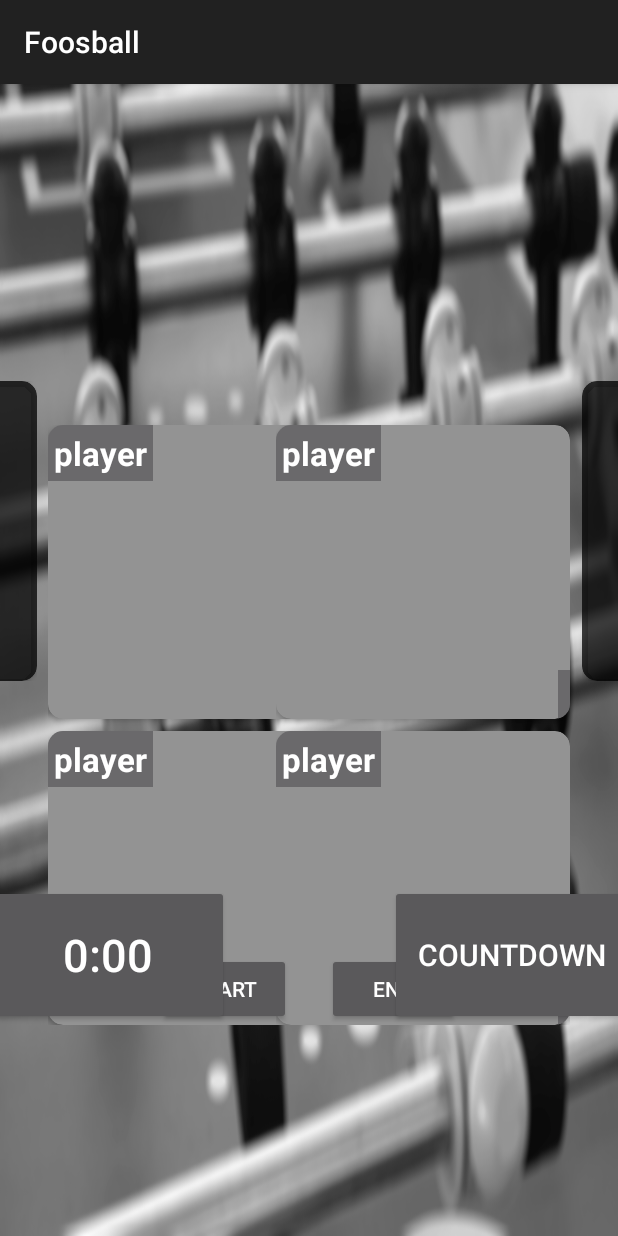
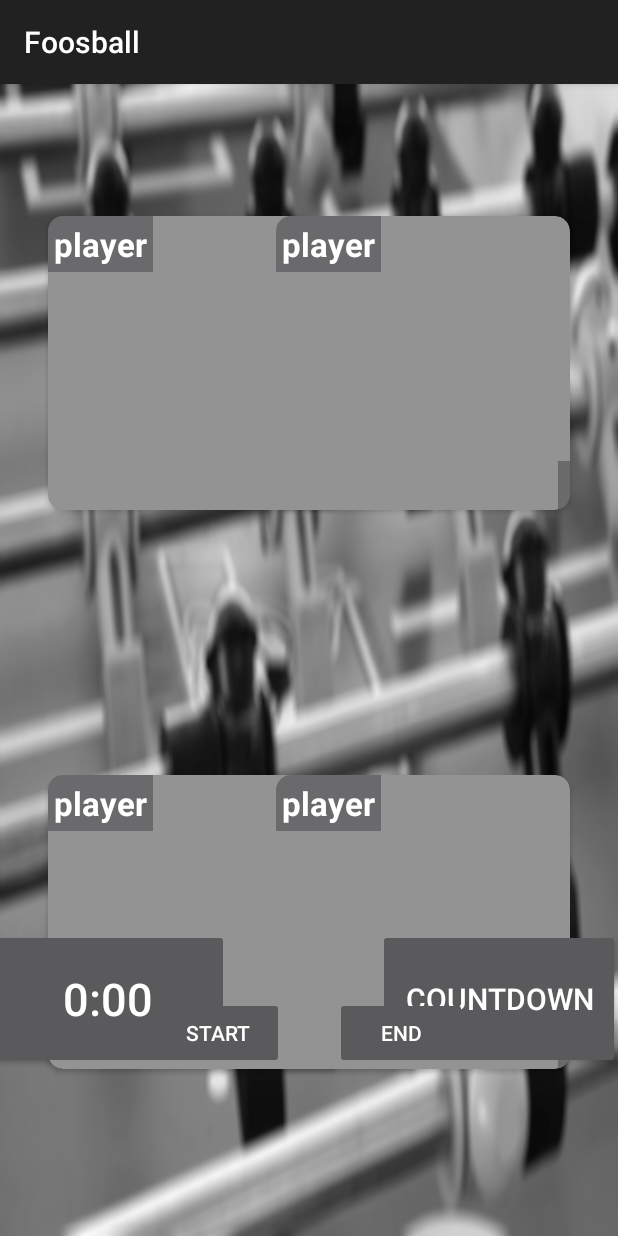
Before and after one commit to handsomecode/smart-foosball-iot, an Android app: the screen it shows after launch (MainActivity), on a phone screen of 412 x 824 dp. Run offline under Robolectric (Android 15) with nearby library versions, the light colour scheme and no system bars; our stand-ins replace ButterKnife, Firebase (no records; nobody signed in at launch, a user with empty details on screens opened directly), Picasso, Timber; plain views replace HorizontalListView; pictures from the network do not load; 9 statements that could not run were skipped.

Commit message:
android constraint layout scalable

```diff
--- a/AndroidApp/app/src/main/java/is/handsome/labs/iotfoosball/MainActivity.java
+++ b/AndroidApp/app/src/main/java/is/handsome/labs/iotfoosball/MainActivity.java
@@ -113,7 +113,7 @@ public class MainActivity extends Activity {
     @Override
     protected void onCreate(Bundle savedInstanceState) {
         super.onCreate(savedInstanceState);
-        setContentView(R.layout.activity_main_new);
+        setContentView(R.layout.activity_main);
         ButterKnife.bind(this);
 
         Log.d("myLog", "New start");
--- a/AndroidApp/app/src/main/res/layout/activity_main.xml
+++ b/AndroidApp/app/src/main/res/layout/activity_main.xml
@@ -1,190 +1,184 @@
 <?xml version="1.0" encoding="utf-8"?>
-<FrameLayout xmlns:android="http://schemas.android.com/apk/res/android"
+<android.support.constraint.ConstraintLayout xmlns:android="http://schemas.android.com/apk/res/android"
                                              xmlns:tools="http://schemas.android.com/tools"
                                              xmlns:widget="http://schemas.android.com/apk/res-auto"
                                              android:layout_width="match_parent"
                                              android:layout_height="match_parent"
-    android:paddingBottom="@dimen/activity_vertical_margin"
-    android:paddingLeft="38dp"
-    android:paddingRight="38dp"
-    android:paddingTop="@dimen/activity_vertical_margin"
                                              tools:context="is.handsome.labs.iotfoosball.MainActivity"
                                              android:background="@mipmap/back">
 
-    <LinearLayout
-        android:layout_width="match_parent"
-        android:layout_height="match_parent"
-        android:orientation="vertical"
-        android:weightSum="768"
-        android:gravity="center">
 
-        <LinearLayout
-            android:orientation="horizontal"
-            android:layout_width="match_parent"
-            android:layout_height="0dp"
-            android:layout_weight="562"
-            android:weightSum="1136"
-            android:padding="8dp">
+    <include
+        layout="@layout/player"
+        android:layout_width="196dp"
+        android:layout_height="196dp"
+        android:id="@+id/inc0"
+        android:layout_gravity="top"
+        android:layout_marginStart="32dp"
+        widget:layout_constraintLeft_toLeftOf="parent"
+        widget:layout_constraintBottom_toTopOf="@+id/frameLayout"
+        widget:layout_constraintTop_toTopOf="parent"/>
 
-            <LinearLayout
-                android:orientation="vertical"
-                android:layout_width="0dp"
-                android:layout_height="match_parent"
-                android:layout_weight="206"
-                android:weightSum="752"
-                android:padding="8dp">
-                <include layout="@layout/player"
-                    android:layout_width="match_parent"
-                    android:layout_height="0dp"
-                    android:layout_weight="300"
-                    android:id="@+id/inc0" />
+    <include
+        layout="@layout/player"
+        android:layout_width="196dp"
+        android:layout_height="196dp"
+        android:id="@+id/inc1"
+        android:layout_gravity="bottom"
+        widget:layout_constraintRight_toRightOf="@+id/inc0"
+        widget:layout_constraintTop_toBottomOf="@+id/frameLayout"
+        widget:layout_constraintBottom_toTopOf="@+id/RecyclerView"
+        />
 
-                <FrameLayout
-                    android:layout_width="match_parent"
-                    android:layout_height="0dp"
-                    android:layout_weight="152">
-                </FrameLayout>
+    <include
+        layout="@layout/player"
+        android:layout_width="196dp"
+        android:layout_height="196dp"
+        android:id="@+id/inc2"
+        android:layout_gravity="top"
+        widget:layout_constraintBottom_toBottomOf="@+id/inc0"
+        android:layout_marginEnd="32dp"
+        widget:layout_constraintRight_toRightOf="parent"/>
 
-                <include layout="@layout/player"
-                    android:layout_width="match_parent"
-                    android:layout_height="0dp"
-                    android:layout_weight="300"
-                    android:id="@+id/inc1" />
-
-            </LinearLayout>
-
-            <FrameLayout
-                android:layout_width="0dp"
-                android:layout_height="match_parent"
-                android:layout_weight="362">
-
-                <LinearLayout
-                    android:orientation="horizontal"
-                    android:layout_gravity="center"
-                    android:layout_width="205dp"
-                    android:layout_height="200dp">
-                    <is.handsome.labs.iotfoosball.ScoreViewPager
-                        xmlns:android="http://schemas.android.com/apk/res/android"
-                        android:id="@+id/t1d"
-                        android:layout_width="0dp"
-                        android:layout_weight="1"
-                        android:layout_height="match_parent"/>
-                    <FrameLayout
-                        android:layout_width="0dp"
-                        android:layout_height="match_parent"
-                        android:layout_weight="0.05">
-
-                    </FrameLayout>
-                    <is.handsome.labs.iotfoosball.ScoreViewPager
-                        xmlns:android="http://schemas.android.com/apk/res/android"
-                        android:id="@+id/t1u"
-                        android:layout_width="0dp"
-                        android:layout_weight="1"
-                        android:layout_height="match_parent" />
-                </LinearLayout>
+    <include
+        layout="@layout/player"
+        android:layout_width="196dp"
+        android:layout_height="196dp"
+        android:id="@+id/inc3"
+        android:layout_gravity="bottom"
+        widget:layout_constraintBottom_toBottomOf="@+id/inc1"
+        widget:layout_constraintRight_toRightOf="@+id/inc2"/>
 
 
+    <Button
+        android:layout_width="161dp"
+        android:layout_height="93dp"
+        android:text="Countdown"
+        android:id="@+id/btncntdwn"
+        android:textSize="20sp"
+        widget:layout_constraintBottom_toBottomOf="@+id/inc1"
+        android:layout_marginStart="24dp"
+        widget:layout_constraintLeft_toRightOf="@+id/inc1"/>
+
+
+    <Button
+        android:layout_width="161dp"
+        android:layout_height="93dp"
+        android:text="0:00"
+        android:id="@+id/Timer"
+        android:textSize="30sp"
+        widget:layout_constraintRight_toLeftOf="@+id/inc3"
+        android:layout_marginEnd="32dp"
+        widget:layout_constraintBottom_toBottomOf="@+id/inc3"/>
+
+
+    <Button
+        android:layout_width="wrap_content"
+        android:layout_height="wrap_content"
+        android:text="end"
+        android:id="@+id/btnend"
+        android:layout_gravity="right"
+        android:layout_marginStart="16dp"
+        widget:layout_constraintLeft_toRightOf="@+id/center"
+        widget:layout_constraintBottom_toBottomOf="@+id/btnstart"/>
 
     <Button
         android:layout_width="wrap_content"
         android:layout_height="wrap_content"
         android:text="Start"
         android:id="@+id/btnstart"
-                    android:layout_gravity="bottom|right" />
+        widget:layout_constraintRight_toLeftOf="@+id/center"
+        android:layout_marginEnd="16dp"
+        widget:layout_constraintBottom_toBottomOf="@+id/btncntdwn"/>
 
-                <Button
-                    android:layout_width="161dp"
-                    android:layout_height="93dp"
-                    android:text="Countdown"
-                    android:id="@+id/btncntdwn"
-                    android:layout_gravity="left|bottom"
-                    android:textSize="20sp"/>
+    <android.support.v7.widget.RecyclerView
+        android:id="@+id/RecyclerView"
+        android:scrollbars="horizontal"
+        android:layout_width="1176dp"
+        android:layout_height="wrap_content"
+        widget:layout_constraintBottom_toBottomOf="parent"
+        widget:layout_constraintRight_toRightOf="parent"
+        widget:layout_constraintLeft_toLeftOf="parent"
+        android:layout_marginBottom="24dp">
+
+    </android.support.v7.widget.RecyclerView>
+
+    <FrameLayout
+        android:layout_width="200dp"
+        android:layout_height="wrap_content"
+        android:id="@+id/ScoreB"
+        widget:layout_constraintTop_toTopOf="@+id/ScoreA"
+        widget:layout_constraintRight_toLeftOf="@+id/inc2"
+        android:layout_marginEnd="8dp"
+        widget:layout_constraintLeft_toLeftOf="@+id/center">
+
+        <is.handsome.labs.iotfoosball.ScoreViewPager
+            android:id="@+id/t2d"
+            android:layout_width="100dp"
+            android:layout_height="200dp"
+            tools:layout_editor_absoluteX="818dp"
+            tools:layout_editor_absoluteY="100dp"
+            android:layout_gravity="left"/>
+
+        <is.handsome.labs.iotfoosball.ScoreViewPager
+            android:id="@+id/t2u"
+            android:layout_width="100dp"
+            android:layout_height="200dp"
+            tools:layout_editor_absoluteX="950dp"
+            widget:layout_constraintBottom_toBottomOf="@+id/t2d"
+            android:layout_gravity="right"/>
+    </FrameLayout>
+
+    <FrameLayout
+        android:layout_height="663dp"
+        widget:layout_constraintRight_toRightOf="parent"
+        tools:layout_editor_absoluteY="0dp"
+        widget:layout_constraintLeft_toLeftOf="parent"
+        android:id="@+id/center"
+        android:layout_width="2dp">
 
     </FrameLayout>
 
     <FrameLayout
-                android:layout_width="0dp"
-                android:layout_height="match_parent"
-                android:layout_weight="362">
-
-                <LinearLayout
-                    android:orientation="horizontal"
-                    android:layout_gravity="center"
-                    android:layout_width="205dp"
-                    android:layout_height="200dp">
-                    <is.handsome.labs.iotfoosball.ScoreViewPager
-                        xmlns:android="http://schemas.android.com/apk/res/android"
-                        android:id="@+id/t2d"
-                        android:layout_width="0dp"
-                        android:layout_weight="1"
-                        android:layout_height="match_parent" />
-                    <FrameLayout
-                        android:layout_width="0dp"
-                        android:layout_height="match_parent"
-                        android:layout_weight="0.05">
-
-                    </FrameLayout>
-                    <is.handsome.labs.iotfoosball.ScoreViewPager
-                        xmlns:android="http://schemas.android.com/apk/res/android"
-                        android:id="@+id/t2u"
-                        android:layout_width="0dp"
-                        android:layout_weight="1"
-                        android:layout_height="match_parent" />
-
-                </LinearLayout>
-
-                <Button
-                    android:layout_width="wrap_content"
-                    android:layout_height="wrap_content"
-                    android:text="end"
-                    android:id="@+id/btnend"
-                    android:layout_gravity="left|bottom" />
-
-                <Button
-                    android:layout_width="161dp"
-                    android:layout_height="93dp"
-                    android:text="0:00"
-                    android:id="@+id/Timer"
-                    android:layout_gravity="right|bottom"
-                    android:textSize="30sp"/>
+        android:layout_width="1280dp"
+        android:layout_height="2dp"
+        tools:layout_editor_absoluteX="0dp"
+        widget:layout_constraintTop_toTopOf="parent"
+        widget:layout_constraintBottom_toTopOf="@+id/RecyclerView"
+        android:id="@+id/frameLayout">
 
     </FrameLayout>
 
-            <LinearLayout
-                android:orientation="vertical"
-                android:layout_width="0dp"
-                android:layout_height="match_parent"
-                android:layout_weight="206"
-                android:padding="8dp"
-                android:weightSum="752">
-                <include layout="@layout/player"
-                    android:layout_width="match_parent"
-                    android:layout_height="0dp"
-                    android:layout_weight="300"
-                    android:id="@+id/inc2" />
+    <FrameLayout
+        android:layout_width="200dp"
+        android:layout_height="wrap_content"
+        android:id="@+id/ScoreA"
+        android:layout_marginTop="16dp"
+        widget:layout_constraintTop_toTopOf="parent"
+        widget:layout_constraintRight_toLeftOf="@+id/center"
+        android:layout_marginEnd="8dp"
+        android:layout_marginStart="8dp"
+        widget:layout_constraintLeft_toRightOf="@+id/inc0"
+        widget:layout_constraintBottom_toTopOf="@+id/btncntdwn"
+        android:layout_marginBottom="8dp">
 
-                <FrameLayout
-                    android:layout_width="match_parent"
-                    android:layout_height="0dp"
-                    android:layout_weight="152">
+        <is.handsome.labs.iotfoosball.ScoreViewPager
+            android:id="@+id/t1d"
+            android:layout_width="100dp"
+            android:layout_height="200dp"
+            tools:layout_editor_absoluteX="389dp"
+            tools:layout_editor_absoluteY="112dp"
+            android:layout_gravity="left"/>
+
+        <is.handsome.labs.iotfoosball.ScoreViewPager
+            android:id="@+id/t1u"
+            android:layout_width="100dp"
+            android:layout_height="200dp"
+            tools:layout_editor_absoluteX="518dp"
+            widget:layout_constraintBottom_toBottomOf="@+id/t1d"
+            android:layout_gravity="right"/>
+
     </FrameLayout>
-
-                <include layout="@layout/player"
-                    android:layout_width="match_parent"
-                    android:layout_height="0dp"
-                    android:layout_weight="300"
-                    android:id="@+id/inc3"/>
-            </LinearLayout>
-
-        </LinearLayout>
-
-        <android.support.v7.widget.RecyclerView
-            android:id="@+id/RecyclerView"
-            android:scrollbars="horizontal"
-            android:layout_gravity="center"
-            android:layout_width="1200dp"
-            android:layout_height="0dp"
-            android:layout_weight="200"/>
 
     <!--<com.meetme.android.horizontallistview.HorizontalListView-->
     <!--xmlns:android="http://schemas.android.com/apk/res/android"-->
@@ -194,6 +188,6 @@
     <!--android:padding="8dp"-->
     <!--android:layout_weight="206"-->
     <!--android:divider="#878787" />-->
-    </LinearLayout>
 
-</FrameLayout>
+
+</android.support.constraint.ConstraintLayout>
--- a/AndroidApp/app/src/main/res/layout/activity_main_new.xml
+++ /dev/null
@@ -1,192 +0,0 @@
-<?xml version="1.0" encoding="utf-8"?>
-<android.support.constraint.ConstraintLayout xmlns:android="http://schemas.android.com/apk/res/android"
-                                             xmlns:tools="http://schemas.android.com/tools"
-                                             xmlns:widget="http://schemas.android.com/apk/res-auto"
-                                             android:layout_width="match_parent"
-                                             android:layout_height="match_parent"
-                                             tools:context="is.handsome.labs.iotfoosball.MainActivity"
-                                             android:background="@mipmap/back">
-
-
-    <FrameLayout
-        android:layout_width="196dp"
-        android:layout_height="400dp"
-        android:id="@+id/TeamA"
-        android:layout_marginTop="16dp"
-        widget:layout_constraintTop_toTopOf="parent"
-        widget:layout_constraintBottom_toTopOf="@+id/RecyclerView"
-        android:layout_marginBottom="8dp"
-        android:layout_marginStart="32dp"
-        widget:layout_constraintLeft_toLeftOf="parent"
-        widget:layout_constraintVertical_bias="0.65999997">
-
-        <include
-            layout="@layout/player"
-            android:layout_width="196dp"
-            android:layout_height="196dp"
-            android:id="@+id/inc0"
-            android:layout_gravity="top"
-            />
-
-        <include
-            layout="@layout/player"
-            android:layout_width="196dp"
-            android:layout_height="196dp"
-            android:id="@+id/inc1"
-            android:layout_gravity="bottom"
-            />
-    </FrameLayout>
-
-    <FrameLayout
-        android:layout_width="wrap_content"
-        android:layout_height="400dp"
-        android:id="@+id/TeamB"
-        widget:layout_constraintBottom_toBottomOf="@+id/TeamA"
-        android:layout_marginEnd="32dp"
-        widget:layout_constraintRight_toRightOf="parent">
-
-        <include
-            layout="@layout/player"
-            android:layout_width="196dp"
-            android:layout_height="196dp"
-            android:id="@+id/inc2"
-            android:layout_gravity="top"/>
-
-        <include
-            layout="@layout/player"
-            android:layout_width="196dp"
-            android:layout_height="196dp"
-            android:id="@+id/inc3"
-            android:layout_gravity="bottom"/>
-
-    </FrameLayout>
-
-
-    <Button
-        android:layout_width="161dp"
-        android:layout_height="93dp"
-        android:text="Countdown"
-        android:id="@+id/btncntdwn"
-        android:textSize="20sp"
-        widget:layout_constraintBottom_toBottomOf="@+id/frameLayout"
-        android:layout_marginStart="32dp"
-        widget:layout_constraintLeft_toRightOf="@+id/TeamA"/>
-
-
-    <Button
-        android:layout_width="161dp"
-        android:layout_height="93dp"
-        android:text="0:00"
-        android:id="@+id/Timer"
-        android:textSize="30sp"
-        widget:layout_constraintBottom_toBottomOf="@+id/TeamB"
-        widget:layout_constraintRight_toLeftOf="@+id/TeamB"
-        android:layout_marginEnd="32dp"/>
-
-
-    <android.support.v7.widget.RecyclerView
-        android:id="@+id/RecyclerView"
-        android:scrollbars="horizontal"
-        android:layout_width="1176dp"
-        android:layout_height="wrap_content"
-        widget:layout_constraintBottom_toBottomOf="parent"
-        android:layout_marginBottom="24dp"
-        widget:layout_constraintRight_toRightOf="parent"
-        widget:layout_constraintLeft_toLeftOf="parent">
-
-    </android.support.v7.widget.RecyclerView>
-
-    <FrameLayout
-        android:layout_width="200dp"
-        android:layout_height="wrap_content"
-        android:layout_marginStart="16dp"
-        widget:layout_constraintLeft_toLeftOf="parent"
-        android:layout_marginEnd="16dp"
-        widget:layout_constraintRight_toRightOf="parent"
-        android:id="@+id/frameLayout"
-        widget:layout_constraintBottom_toBottomOf="@+id/TeamA">
-
-        <Button
-            android:layout_width="wrap_content"
-            android:layout_height="wrap_content"
-            android:text="end"
-            android:id="@+id/btnend"
-            tools:layout_editor_absoluteX="777dp"
-            tools:layout_editor_absoluteY="448dp"
-            android:layout_gravity="right"/>
-
-        <Button
-            android:layout_width="wrap_content"
-            android:layout_height="wrap_content"
-            android:text="Start"
-            android:id="@+id/btnstart"
-            tools:layout_editor_absoluteX="594dp"
-            tools:layout_editor_absoluteY="448dp"/>
-    </FrameLayout>
-
-    <FrameLayout
-        android:layout_width="200dp"
-        android:layout_height="wrap_content"
-        android:id="@+id/ScoreA"
-        android:layout_marginTop="16dp"
-        widget:layout_constraintTop_toTopOf="parent"
-        widget:layout_constraintBottom_toTopOf="@+id/RecyclerView"
-        android:layout_marginBottom="8dp"
-        widget:layout_constraintVertical_bias="0.35000002"
-        android:layout_marginStart="160dp"
-        widget:layout_constraintLeft_toRightOf="@+id/TeamA">
-
-        <is.handsome.labs.iotfoosball.ScoreViewPager
-            android:id="@+id/t1d"
-            android:layout_width="100dp"
-            android:layout_height="200dp"
-            tools:layout_editor_absoluteX="389dp"
-            tools:layout_editor_absoluteY="112dp"
-            android:layout_gravity="left"/>
-
-        <is.handsome.labs.iotfoosball.ScoreViewPager
-            android:id="@+id/t1u"
-            android:layout_width="100dp"
-            android:layout_height="200dp"
-            tools:layout_editor_absoluteX="518dp"
-            widget:layout_constraintBottom_toBottomOf="@+id/t1d"
-            android:layout_gravity="right"/>
-
-    </FrameLayout>
-
-    <FrameLayout
-        android:layout_width="200dp"
-        android:layout_height="wrap_content"
-        android:id="@+id/ScoreB"
-        widget:layout_constraintTop_toTopOf="@+id/ScoreA"
-        widget:layout_constraintRight_toLeftOf="@+id/TeamB"
-        android:layout_marginEnd="160dp">
-
-        <is.handsome.labs.iotfoosball.ScoreViewPager
-            android:id="@+id/t2d"
-            android:layout_width="100dp"
-            android:layout_height="200dp"
-            tools:layout_editor_absoluteX="818dp"
-            tools:layout_editor_absoluteY="100dp"
-            android:layout_gravity="left"/>
-
-        <is.handsome.labs.iotfoosball.ScoreViewPager
-            android:id="@+id/t2u"
-            android:layout_width="100dp"
-            android:layout_height="200dp"
-            tools:layout_editor_absoluteX="950dp"
-            widget:layout_constraintBottom_toBottomOf="@+id/t2d"
-            android:layout_gravity="right"/>
-    </FrameLayout>
-
-    <!--<com.meetme.android.horizontallistview.HorizontalListView-->
-    <!--xmlns:android="http://schemas.android.com/apk/res/android"-->
-    <!--android:id="@+id/HorizontalListView"-->
-    <!--android:layout_width="match_parent"-->
-    <!--android:layout_height="0dp"-->
-    <!--android:padding="8dp"-->
-    <!--android:layout_weight="206"-->
-    <!--android:divider="#878787" />-->
-
-
-</android.support.constraint.ConstraintLayout>
```
Lines whose indentation alone changed are shown as unchanged.
